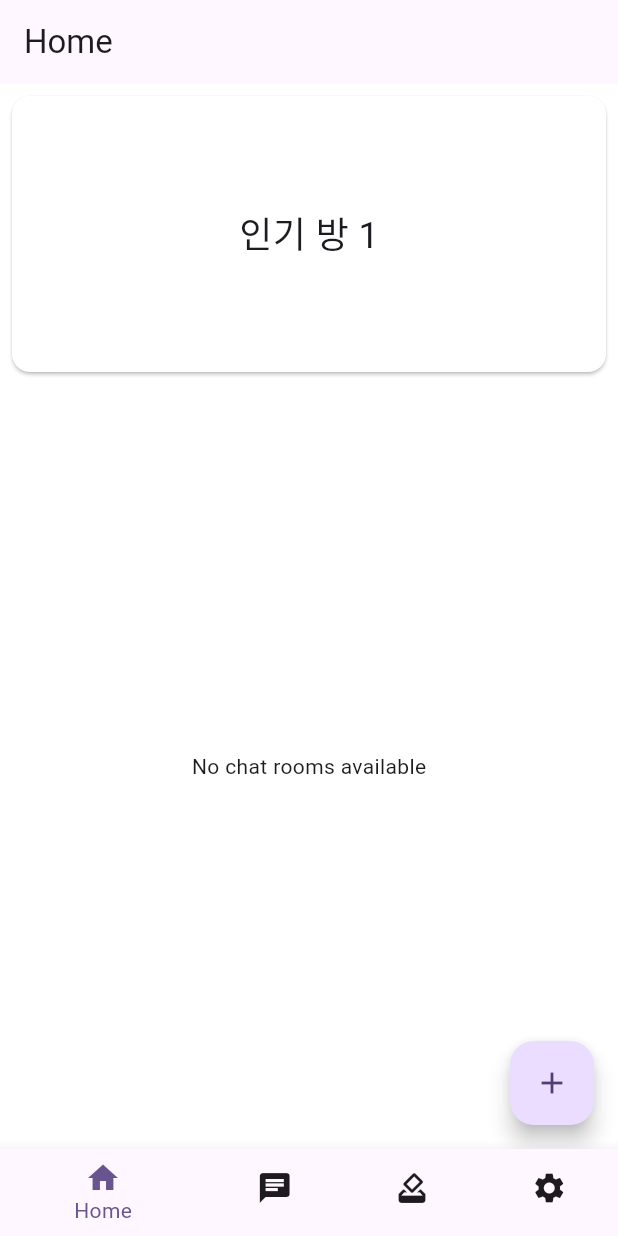
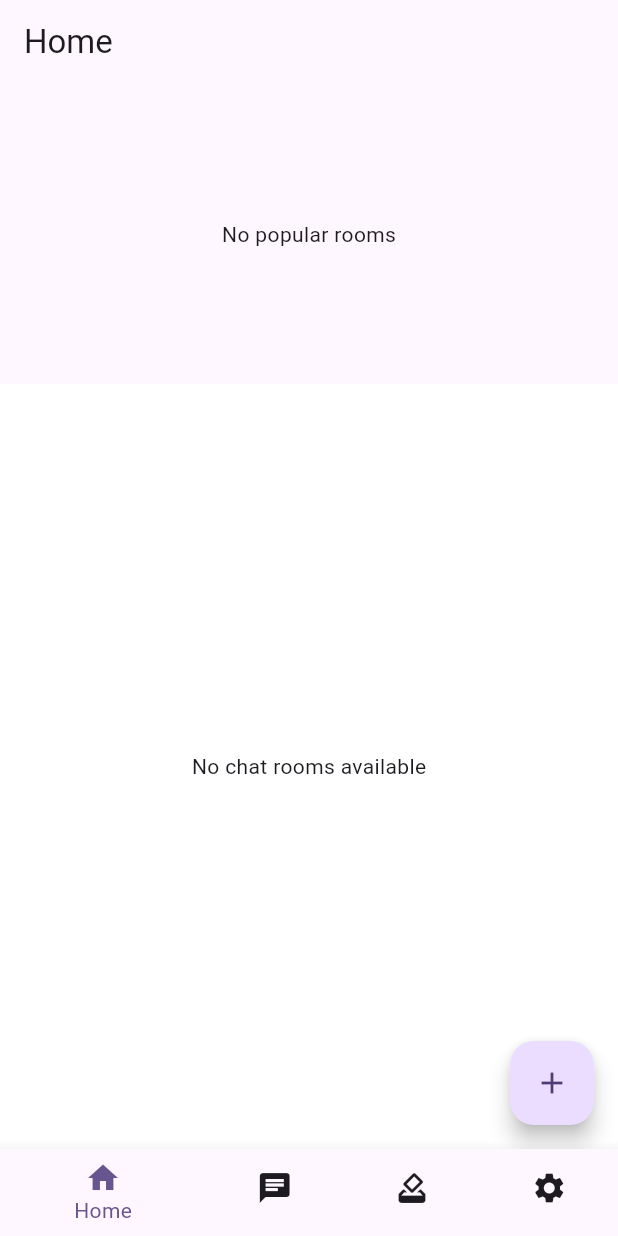
Before and after one commit to jhdo-dev/elice-2nd-updown, a Flutter app: the screen it shows after launch, on a phone screen of 412 x 824 dp. Run offline on Flutter 3.47's test engine with Material 3 defaults, Android fonts, the phone set to English and light mode, and no system bars; our stand-ins replace cloud_firestore, firebase_auth, firebase_core, flutter_riverpod, flutter_screenutil, freezed_annotation and 4 more; accounts and stored records are empty; generated files the repository leaves out were written again.

Commit message:
[feature] Riverpod 적용 및 인기방 기능 추가

```diff
--- a/lib/src/view/home/create_room_view.dart
+++ b/lib/src/view/home/create_room_view.dart
@@ -1,3 +1,4 @@
+// lib/src/home/create_room_view.dart
 import 'package:flutter/material.dart';
 import 'package:cloud_firestore/cloud_firestore.dart';
 import 'package:go_router/go_router.dart';
--- a/lib/src/view/home/home_view.dart
+++ b/lib/src/view/home/home_view.dart
@@ -1,31 +1,45 @@
+// lib/src/home/home_view.dart
 import 'package:flutter/material.dart';
+import 'package:flutter_riverpod/flutter_riverpod.dart';
+import 'package:up_down/src/view/home/home_view_model.dart';
 import 'package:up_down/src/view/home/widgets/popular_room_card.dart';
 import 'package:up_down/src/view/home/widgets/room_list.dart';
 import 'package:go_router/go_router.dart';
 
-class HomeView extends StatelessWidget {
+class HomeView extends ConsumerWidget {
   const HomeView({super.key});
 
   @override
-  Widget build(BuildContext context) {
+  Widget build(BuildContext context, WidgetRef ref) {
+    final popularRoomsAsyncValue = ref.watch(popularRoomsProvider);
+
     return Scaffold(
       appBar: AppBar(
-        title: const Text('Home'), // 타이틀 설정
+        title: const Text('Home'),
       ),
       body: Column(
         children: [
-          // 인기 방 스와이프 가능한 섹션
-          Container(
-            color: Colors.white,
-            child: SizedBox(
-              height: 200, // 원하는 높이로 설정
-              child: PageView(
-                children: const [
-                  PopularRoomCard(roomName: '인기 방 1'),
-                  PopularRoomCard(roomName: '인기 방 2'),
-                  PopularRoomCard(roomName: '인기 방 3'),
-                ],
-              ),
+          // 인기 방 섹션
+          SizedBox(
+            height: 200,
+            child: popularRoomsAsyncValue.when(
+              data: (rooms) {
+                if (rooms.isEmpty) {
+                  return const Center(child: Text('No popular rooms'));
+                }
+                return PageView(
+                  children: rooms.map((room) {
+                    return PopularRoomCard(
+                      roomName: room.roomName,
+                      personName: room.personName,
+                      imageUrl: room.imageUrl,
+                      participantCount: room.participantCount, // 추가된 필드
+                    );
+                  }).toList(),
+                );
+              },
+              loading: () => const Center(child: CircularProgressIndicator()),
+              error: (error, stack) => Center(child: Text('Error: $error')),
             ),
           ),
           // 방 리스트
@@ -34,9 +48,9 @@ class HomeView extends StatelessWidget {
       ),
       floatingActionButton: FloatingActionButton(
         onPressed: () {
-          context.go('/create-room'); // 방 생성 페이지로 이동
+          context.go('/create-room');
         },
-        child: const Icon(Icons.add), // 플로팅 버튼에 + 아이콘
+        child: const Icon(Icons.add),
       ),
     );
   }
--- a/lib/src/view/home/home_view_model.dart
+++ b/lib/src/view/home/home_view_model.dart
@@ -1,6 +1,12 @@
+// lib/src/home/home_view_model.dart
 import 'package:cloud_firestore/cloud_firestore.dart';
+import 'package:flutter_riverpod/flutter_riverpod.dart';
+import 'package:up_down/src/model/room.dart';
+import 'package:up_down/src/view/home/home_view_state.dart';
 
-class HomeViewModel {
+class HomeViewModel extends StateNotifier<HomeViewState> {
+  HomeViewModel() : super(HomeViewState.initial());
+
   final FirebaseFirestore _firestore = FirebaseFirestore.instance;
 
   // Firestore에서 채팅방 목록 가져오기
@@ -22,6 +28,7 @@ class HomeViewModel {
       'roomStartDate': roomStartDate,
       'roomEndDate': roomEndDate,
       'imageUrl': imageUrl,
+      'participantCount': 0, // 추가된 필드
       'createdAt': Timestamp.now(),
     });
 
@@ -38,4 +45,43 @@ class HomeViewModel {
       'sentAt': Timestamp.now(),
     });
   }
+
+  Future<void> addParticipant(String roomId, String userId) async {
+    DocumentReference roomRef =
+        FirebaseFirestore.instance.collection('rooms').doc(roomId);
+
+    // participants 서브컬렉션에 참여자 추가
+    await roomRef.collection('participants').doc(userId).set({
+      'userId': userId,
+      'joinedAt': Timestamp.now(),
+    });
+
+    // participantCount 증가
+    await roomRef.update({
+      'participantCount': FieldValue.increment(1),
+    });
+  }
+
+  Future<void> removeParticipant(String roomId, String userId) async {
+    DocumentReference roomRef =
+        FirebaseFirestore.instance.collection('rooms').doc(roomId);
+
+    // participants 서브컬렉션에서 참여자 제거
+    await roomRef.collection('participants').doc(userId).delete();
+
+    // participantCount 감소
+    await roomRef.update({
+      'participantCount': FieldValue.increment(-1),
+    });
+  }
 }
+
+final popularRoomsProvider = StreamProvider<List<Room>>((ref) {
+  return FirebaseFirestore.instance
+      .collection('rooms')
+      .orderBy('participantCount', descending: true)
+      .limit(3) // 상위 3개 방만 가져옴
+      .snapshots()
+      .map((snapshot) =>
+          snapshot.docs.map((doc) => Room.fromFirestore(doc)).toList());
+});
--- a/lib/src/view/home/widgets/chat_room.dart
+++ b/lib/src/view/home/widgets/chat_room.dart
@@ -1,3 +1,4 @@
+// lib/src/home/widgets/chat_room.dart
 import 'package:flutter/material.dart';
 
 class ChatRoom extends StatelessWidget {
--- a/lib/src/view/home/widgets/room_list.dart
+++ b/lib/src/view/home/widgets/room_list.dart
@@ -1,12 +1,14 @@
+// lib/src/home/widgets/room_list.dart
 import 'package:flutter/material.dart';
 import 'package:cloud_firestore/cloud_firestore.dart';
+import 'package:flutter_riverpod/flutter_riverpod.dart';
 import 'package:up_down/src/view/home/widgets/chat_room.dart';
 
-class RoomListPage extends StatelessWidget {
+class RoomListPage extends ConsumerWidget {
   const RoomListPage({super.key});
 
   @override
-  Widget build(BuildContext context) {
+  Widget build(BuildContext context, WidgetRef ref) {
     return const Scaffold(
       body: ChatRoomListPage(),
     );
--- a/pubspec.yaml
+++ b/pubspec.yaml
@@ -46,6 +46,7 @@ dependencies:
   flutter_local_notifications: ^17.2.3
   google_fonts: ^6.2.1
   google_sign_in: ^6.2.1
+  json_annotation: ^4.9.0
 
 dev_dependencies:
   build_runner: ^2.4.12
@@ -55,6 +56,7 @@ dev_dependencies:
   flutter_test:
     sdk: flutter
   freezed: ^2.5.7
+  json_serializable: ^6.8.0
   riverpod_generator: ^2.4.3
   riverpod_lint: ^2.3.13
 
```
Also changed, not shown: lib/src/model/room.dart (added, +28 -0 lines), lib/src/view/home/home_view_state.dart (+60 -41 lines), lib/src/view/home/widgets/popular_room_card.dart (+33 -5 lines), lib/src/model/room.freezed.dart (added), lib/src/model/room.g.dart (added), lib/src/provider/home_view_model_provider.dart (added), lib/src/view/home/home_view_state.freezed.dart (added), lib/util/route_path.g.dart (deleted), lib/util/router/route_path.g.dart, pubspec.lock.
